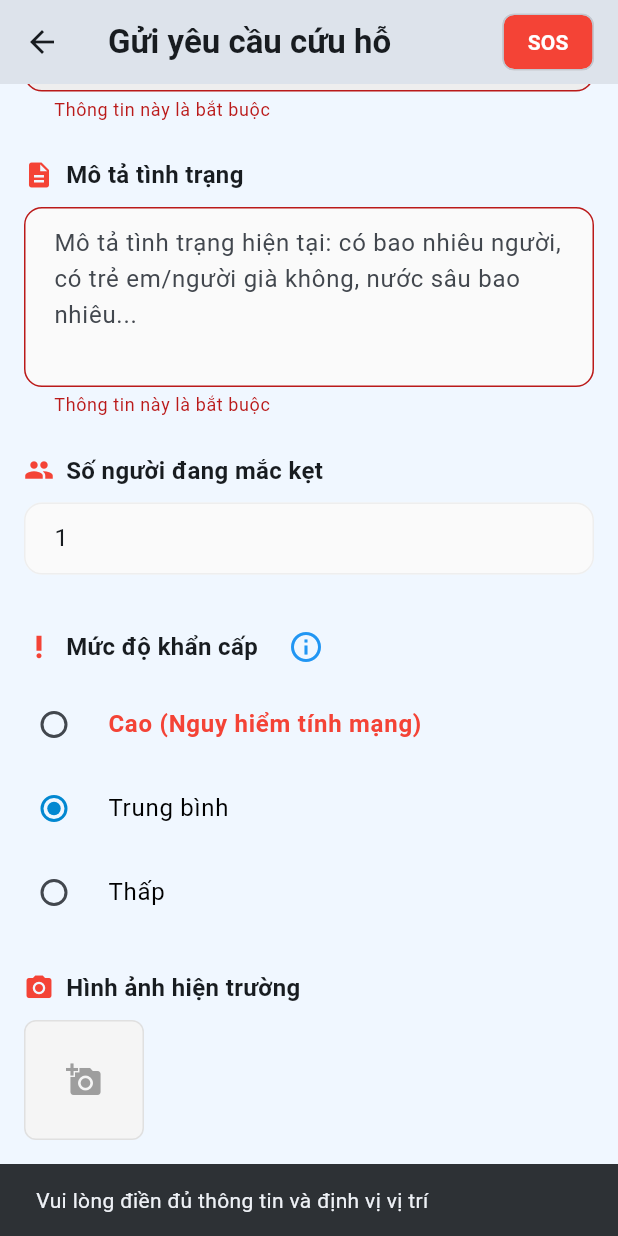
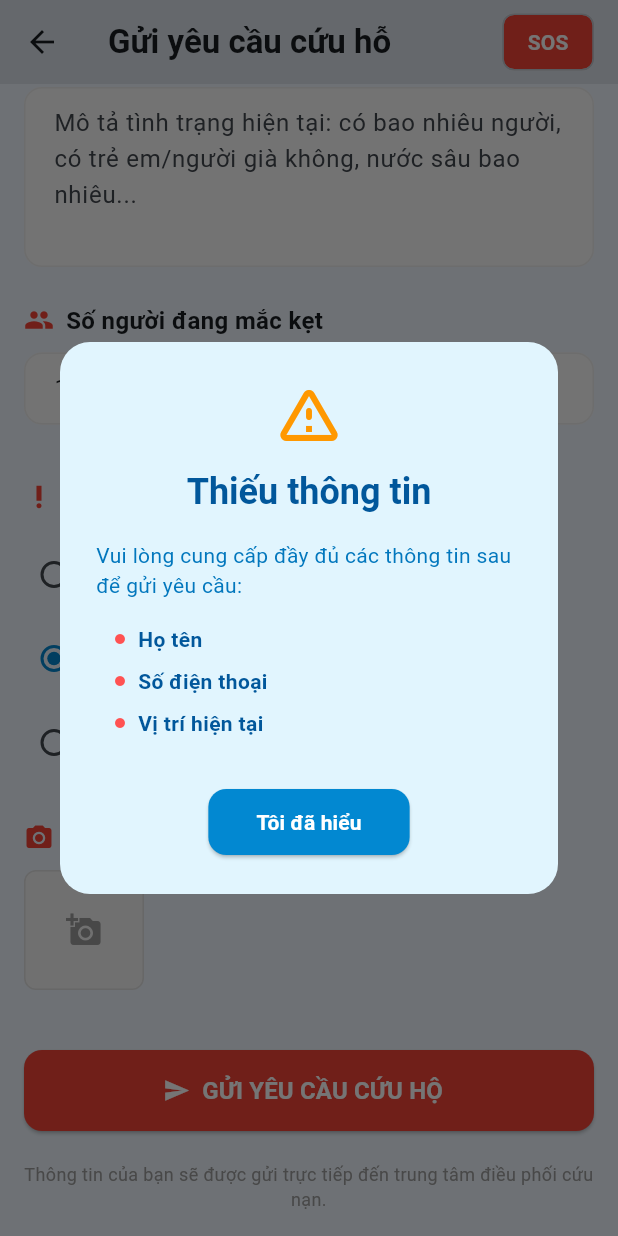
Before and after one commit to DuNhatAnh/Flood-Rescue-Coordination-and-Relief-Management-System, a Flutter app: the RescueRequestScreen screen opened directly, scrolled down 827 dp, after a tap on "GỬI YÊU CẦU CỨU HỘ", on a phone screen of 412 x 824 dp. Run offline on Flutter 3.47's test engine with Material 3 defaults, Android fonts, the phone set to English and light mode, and no system bars; our stand-ins replace dio, flutter_map, geolocator, image_picker, latlong2; missing offline and left inert: dart:html, dart:js, dart:ui_web; accounts and stored records are empty; network calls fail; statements that could not run were skipped.

Commit message:
SCRUM-20: Cập nhật kiểm tra dữ liệu Frontend nếu thiếu dữ liệu và thêm các thư viên và ràng buộc bên Backend.

```diff
--- a/frontend/lib/screens/rescue_request_screen.dart
+++ b/frontend/lib/screens/rescue_request_screen.dart
@@ -165,11 +165,14 @@ class _RescueRequestScreenState extends State<RescueRequestScreen> {
   }
 
   Future<void> _submitRequest() async {
-    if (!_formKey.currentState!.validate() || _currentLocation == null) {
-      ScaffoldMessenger.of(context).showSnackBar(
-        const SnackBar(
-            content: Text('Vui lòng điền đủ thông tin và định vị vị trí')),
-      );
+    List<String> missingFields = [];
+
+    if (_nameController.text.trim().isEmpty) missingFields.add("Họ tên");
+    if (_phoneController.text.trim().isEmpty) missingFields.add("Số điện thoại");
+    if (_currentLocation == null) missingFields.add("Vị trí hiện tại");
+
+    if (missingFields.isNotEmpty || !_formKey.currentState!.validate()) {
+      _showValidationDialog(missingFields);
       return;
     }
 
@@ -227,6 +230,88 @@ class _RescueRequestScreenState extends State<RescueRequestScreen> {
         setState(() => _isLoading = false);
       }
     }
+  }
+
+  void _showValidationDialog(List<String> missingFields) {
+    if (missingFields.isEmpty) {
+        // Fallback for generic form validation error
+        missingFields.add("Một số trường còn trống hoặc chưa hợp lệ");
+    }
+
+    showDialog(
+      context: context,
+      builder: (context) => AlertDialog(
+        backgroundColor: const Color(0xFFE1F5FE), // Màu xanh biển nhạt
+        shape: RoundedRectangleBorder(
+          borderRadius: BorderRadius.circular(20), // Bo tròn các góc
+        ),
+        title: const Column(
+          children: [
+            Icon(Icons.warning_amber_rounded, color: Colors.orange, size: 48),
+            SizedBox(height: 12),
+            Text(
+              "Thiếu thông tin",
+              textAlign: TextAlign.center,
+              style: TextStyle(
+                fontWeight: FontWeight.bold,
+                color: Color(0xFF01579B), // Xanh đậm cho tiêu đề
+              ),
+            ),
+          ],
+        ),
+        content: Column(
+          mainAxisSize: MainAxisSize.min,
+          crossAxisAlignment: CrossAxisAlignment.start,
+          children: [
+            const Text(
+              "Vui lòng cung cấp đầy đủ các thông tin sau để gửi yêu cầu:",
+              style: TextStyle(
+                fontSize: 14,
+                color: Color(0xFF0277BD),
+              ),
+            ),
+            const SizedBox(height: 16),
+            ...missingFields.map((field) => Padding(
+                  padding: const EdgeInsets.only(bottom: 8.0, left: 12.0),
+                  child: Row(
+                    children: [
+                      const Icon(Icons.circle, size: 8, color: Colors.redAccent),
+                      const SizedBox(width: 8),
+                      Expanded(
+                        child: Text(
+                          field,
+                          style: const TextStyle(
+                            fontSize: 14,
+                            fontWeight: FontWeight.w600,
+                            color: Color(0xFF01579B),
+                          ),
+                        ),
+                      ),
+                    ],
+                  ),
+                )),
+          ],
+        ),
+        actionsAlignment: MainAxisAlignment.center, // Canh giữa nút
+        actions: [
+          ElevatedButton(
+            onPressed: () => Navigator.pop(context),
+            style: ElevatedButton.styleFrom(
+              backgroundColor: const Color(0xFF0288D1),
+              foregroundColor: Colors.white,
+              shape: RoundedRectangleBorder(
+                borderRadius: BorderRadius.circular(12),
+              ),
+              padding: const EdgeInsets.symmetric(horizontal: 32, vertical: 12),
+            ),
+            child: const Text(
+              "Tôi đã hiểu",
+              style: TextStyle(fontWeight: FontWeight.bold),
+            ),
+          ),
+        ],
+      ),
+    );
   }
 
   void _showSuccessDialog(String requestId) {
```
Also changed, not shown: 3 other files.
